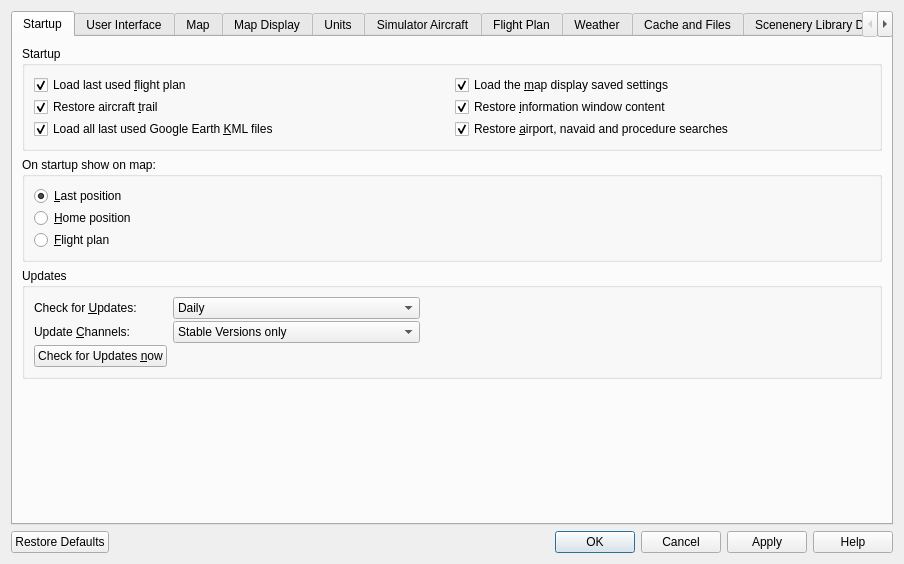
This is src/options/options.ui in albar965/littlenavmap as Qt 5 draws it before an edit. The edited form follows.
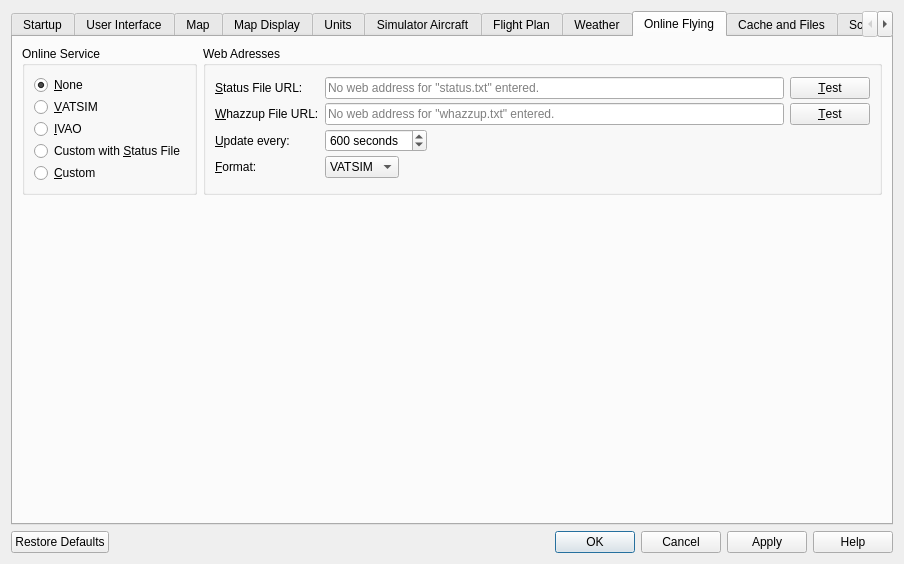
This is the edited form. The open tabs and pages were chosen to show the change.

Commit message: Added database management, network options and automatic downloads for online networks. #45

What changed in the file:
```diff
--- a/src/options/options.ui
+++ b/src/options/options.ui
@@ -2833,6 +2833,236 @@
        </item>
       </layout>
      </widget>
+     <widget class="QWidget" name="tabOptionsOnline">
+      <attribute name="title">
+       <string>Online Flying</string>
+      </attribute>
+      <layout class="QGridLayout" name="gridLayout_26">
+       <item row="0" column="0">
+        <widget class="QGroupBox" name="groupBoxOptionsOnlineServices">
+         <property name="title">
+          <string>Online Service</string>
+         </property>
+         <layout class="QVBoxLayout" name="verticalLayout_9">
+          <property name="spacing">
+           <number>2</number>
+          </property>
+          <item>
+           <widget class="QRadioButton" name="radioButtonOptionsOnlineNone">
+            <property name="toolTip">
+             <string>Do not use any online flying services</string>
+            </property>
+            <property name="text">
+             <string>&amp;None</string>
+            </property>
+            <property name="checked">
+             <bool>true</bool>
+            </property>
+           </widget>
+          </item>
+          <item>
+           <widget class="QRadioButton" name="radioButtonOptionsOnlineVatsim">
+            <property name="toolTip">
+             <string>Use the VATSIM network pre-defined configuration for online flying</string>
+            </property>
+            <property name="text">
+             <string>&amp;VATSIM</string>
+            </property>
+           </widget>
+          </item>
+          <item>
+           <widget class="QRadioButton" name="radioButtonOptionsOnlineIvao">
+            <property name="toolTip">
+             <string>Use the IVAO network pre-defined configuration for online flying</string>
+            </property>
+            <property name="text">
+             <string>&amp;IVAO</string>
+            </property>
+           </widget>
+          </item>
+          <item>
+           <widget class="QRadioButton" name="radioButtonOptionsOnlineCustomStatus">
+            <property name="toolTip">
+             <string>Use a custom web address for the &quot;status.txt&quot; file</string>
+            </property>
+            <property name="statusTip">
+             <string/>
+            </property>
+            <property name="text">
+             <string>Custom with &amp;Status File</string>
+            </property>
+           </widget>
+          </item>
+          <item>
+           <widget class="QRadioButton" name="radioButtonOptionsOnlineCustom">
+            <property name="toolTip">
+             <string>Use a custom web address for the &quot;whazzup.txt&quot; file</string>
+            </property>
+            <property name="statusTip">
+             <string/>
+            </property>
+            <property name="text">
+             <string>&amp;Custom</string>
+            </property>
+           </widget>
+          </item>
+         </layout>
+        </widget>
+       </item>
+       <item row="0" column="1">
+        <widget class="QGroupBox" name="groupBoxOptionsOnlineWeb">
+         <property name="title">
+          <string>Web Adresses</string>
+         </property>
+         <layout class="QGridLayout" name="gridLayout_25">
+          <property name="verticalSpacing">
+           <number>2</number>
+          </property>
+          <item row="3" column="2">
+           <widget class="QLineEdit" name="lineEditOptionsOnlineWhazzupUrl">
+            <property name="toolTip">
+             <string>Web address of the &quot;whazzup.txt&quot; file</string>
+            </property>
+            <property name="placeholderText">
+             <string>No web address for &quot;whazzup.txt&quot; entered.</string>
+            </property>
+           </widget>
+          </item>
+          <item row="3" column="3">
+           <widget class="QPushButton" name="pushButtonOptionsOnlineTestWhazzupUrl">
+            <property name="toolTip">
+             <string>Download &quot;whazzup.txt&quot; file from given URL and check validity</string>
+            </property>
+            <property name="text">
+             <string>&amp;Test</string>
+            </property>
+           </widget>
+          </item>
+          <item row="3" column="0">
+           <widget class="QLabel" name="labelOptionsOnlineWhazzupUrl">
+            <property name="text">
+             <string>&amp;Whazzup File URL:</string>
+            </property>
+            <property name="buddy">
+             <cstring>lineEditOptionsOnlineWhazzupUrl</cstring>
+            </property>
+           </widget>
+          </item>
+          <item row="1" column="2">
+           <widget class="QLineEdit" name="lineEditOptionsOnlineStatusUrl">
+            <property name="toolTip">
+             <string>Web address of the &quot;status.txt&quot; file</string>
+            </property>
+            <property name="placeholderText">
+             <string>No web address for &quot;status.txt&quot; entered.</string>
+            </property>
+           </widget>
+          </item>
+          <item row="1" column="0">
+           <widget class="QLabel" name="labelOptionsOnlineStatusUrl">
+            <property name="text">
+             <string>&amp;Status File URL:</string>
+            </property>
+            <property name="buddy">
+             <cstring>lineEditOptionsOnlineStatusUrl</cstring>
+            </property>
+           </widget>
+          </item>
+          <item row="1" column="3">
+           <widget class="QPushButton" name="pushButtonOptionsOnlineTestStatusUrl">
+            <property name="toolTip">
+             <string>Download &quot;status.txt&quot; file from given URL and check validity</string>
+            </property>
+            <property name="text">
+             <string>&amp;Test</string>
+            </property>
+           </widget>
+          </item>
+          <item row="4" column="2">
+           <widget class="QSpinBox" name="spinBoxOptionsOnlineUpdate">
+            <property name="sizePolicy">
+             <sizepolicy hsizetype="Maximum" vsizetype="Fixed">
+              <horstretch>0</horstretch>
+              <verstretch>0</verstretch>
+             </sizepolicy>
+            </property>
+            <property name="toolTip">
+             <string>Download the &quot;whazzup.txt&quot; or &quot;status.txt&quot; file periodically.
+Do not use values smaller than two minutes for official networks like VATSIM or IVAO.
+Use this only for private networks.</string>
+            </property>
+            <property name="suffix">
+             <string> seconds</string>
+            </property>
+            <property name="minimum">
+             <number>30</number>
+            </property>
+            <property name="maximum">
+             <number>1800</number>
+            </property>
+            <property name="value">
+             <number>600</number>
+            </property>
+           </widget>
+          </item>
+          <item row="4" column="0">
+           <widget class="QLabel" name="labelOptionsOnlineUpdate">
+            <property name="text">
+             <string>&amp;Update every:</string>
+            </property>
+            <property name="buddy">
+             <cstring>spinBoxOptionsOnlineUpdate</cstring>
+            </property>
+           </widget>
+          </item>
+          <item row="5" column="2">
+           <widget class="QComboBox" name="comboBoxOptionsOnlineFormat">
+            <property name="sizePolicy">
+             <sizepolicy hsizetype="Maximum" vsizetype="Fixed">
+              <horstretch>0</horstretch>
+              <verstretch>0</verstretch>
+             </sizepolicy>
+            </property>
+            <item>
+             <property name="text">
+              <string>VATSIM</string>
+             </property>
+            </item>
+            <item>
+             <property name="text">
+              <string>IVAO</string>
+             </property>
+            </item>
+           </widget>
+          </item>
+          <item row="5" column="0">
+           <widget class="QLabel" name="labelOptionsOnlineFormat">
+            <property name="text">
+             <string>&amp;Format:</string>
+            </property>
+            <property name="buddy">
+             <cstring>comboBoxOptionsOnlineFormat</cstring>
+            </property>
+           </widget>
+          </item>
+         </layout>
+        </widget>
+       </item>
+       <item row="1" column="1">
+        <spacer name="verticalSpacer_7">
+         <property name="orientation">
+          <enum>Qt::Vertical</enum>
+         </property>
+         <property name="sizeHint" stdset="0">
+          <size>
+           <width>20</width>
+           <height>40</height>
+          </size>
+         </property>
+        </spacer>
+       </item>
+      </layout>
+     </widget>
      <widget class="QWidget" name="tabOptionsCache">
       <attribute name="title">
        <string>Cache and Files</string>
```
The commit also changes 12 other files.
